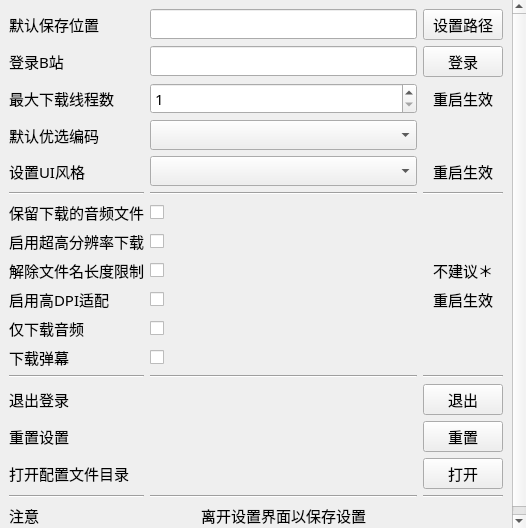
Before: the Qt Designer form src/ui_settingswidget.ui in Majjcom/BiliDownloader, drawn with Qt 5.
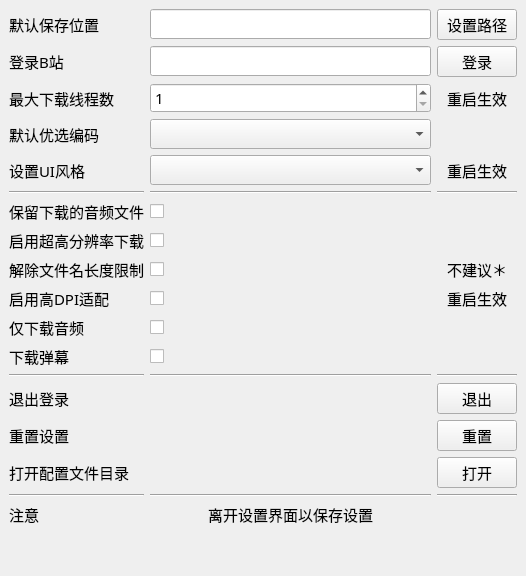
After: the same form once the commit is applied. Custom widgets are drawn as their Qt base class.

What changed in the file:
```diff
--- a/src/ui_settingswidget.ui
+++ b/src/ui_settingswidget.ui
@@ -2,6 +2,14 @@
 <ui version="4.0">
  <class>SettingsWidget</class>
  <widget class="QWidget" name="SettingsWidget">
+  <property name="geometry">
+   <rect>
+    <x>0</x>
+    <y>0</y>
+    <width>526</width>
+    <height>576</height>
+   </rect>
+  </property>
   <property name="font">
    <font>
     <family>HarmonyOS Sans SC</family>
@@ -32,6 +40,14 @@
        <height>0</height>
       </size>
      </property>
+     <property name="styleSheet">
+      <string notr="true">#scrollArea{
+  background-color: transparent;
+}
+#scrollArea #scrollAreaWidgetContents{
+  background-color: transparent;
+}</string>
+     </property>
      <property name="frameShape">
       <enum>QFrame::NoFrame</enum>
      </property>
@@ -46,8 +62,8 @@
        <rect>
         <x>0</x>
         <y>0</y>
-        <width>505</width>
-        <height>582</height>
+        <width>526</width>
+        <height>576</height>
        </rect>
       </property>
       <layout class="QGridLayout" name="gridLayout_3">
```
